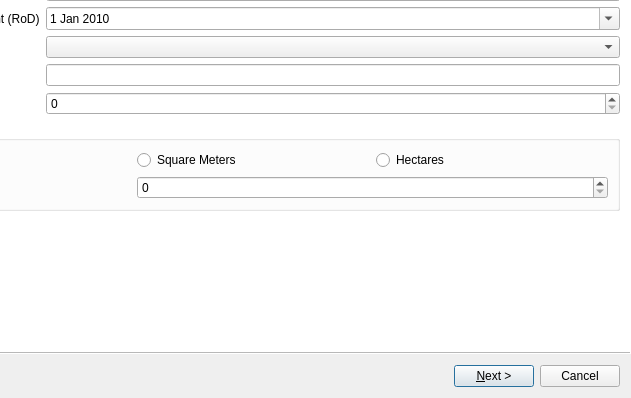
The window that ui/flts/ui_scheme_lodgement.ui (gltn/stdm) describes before a commit, drawn with Qt 5; both pictures show x 124 to 755 and y 259 to 657 of the 755 by 657 pixel window.
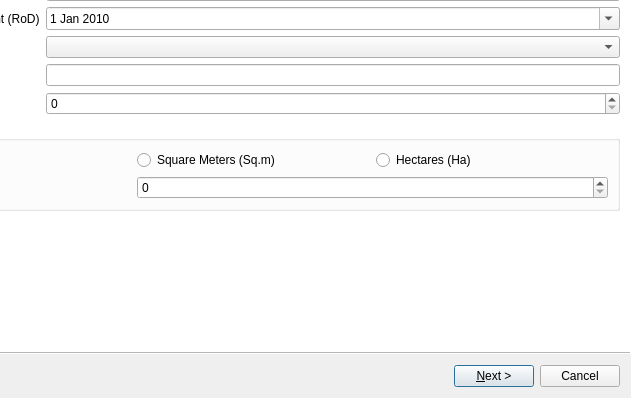
The same window after the commit. Icons and pictures are not drawn. Custom widgets are drawn as their Qt base class.

Commit message: refactored block area methods

```diff
--- a/ui/flts/ui_scheme_lodgement.ui
+++ b/ui/flts/ui_scheme_lodgement.ui
@@ -267,14 +267,14 @@
        <item row="0" column="2">
         <widget class="QRadioButton" name="radio_hectares">
          <property name="text">
-          <string>Hectares</string>
+          <string>Hectares (Ha)</string>
          </property>
         </widget>
        </item>
        <item row="0" column="1">
         <widget class="QRadioButton" name="radio_sq_meters">
          <property name="text">
-          <string>Square Meters</string>
+          <string>Square Meters (Sq.m)</string>
          </property>
         </widget>
        </item>
```
The commit also changes 2 other files.
